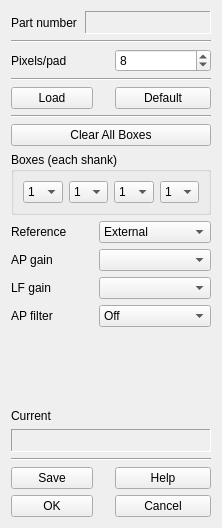
The window that Forms/ShankEditTab.ui (billkarsh/SpikeGLX) describes before a commit, drawn with Qt 5.
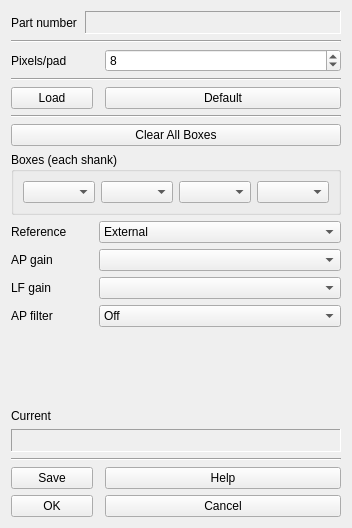
The same window after the commit.

```diff
--- a/Forms/ShankEditTab.ui
+++ b/Forms/ShankEditTab.ui
@@ -149,11 +149,6 @@
           <verstretch>0</verstretch>
          </sizepolicy>
         </property>
-        <item>
-         <property name="text">
-          <string>1</string>
-         </property>
-        </item>
        </widget>
       </item>
       <item>
@@ -164,11 +159,6 @@
           <verstretch>0</verstretch>
          </sizepolicy>
         </property>
-        <item>
-         <property name="text">
-          <string>1</string>
-         </property>
-        </item>
        </widget>
       </item>
       <item>
@@ -179,11 +169,6 @@
           <verstretch>0</verstretch>
          </sizepolicy>
         </property>
-        <item>
-         <property name="text">
-          <string>1</string>
-         </property>
-        </item>
        </widget>
       </item>
       <item>
@@ -194,11 +179,6 @@
           <verstretch>0</verstretch>
          </sizepolicy>
         </property>
-        <item>
-         <property name="text">
-          <string>1</string>
-         </property>
-        </item>
        </widget>
       </item>
      </layout>
```
